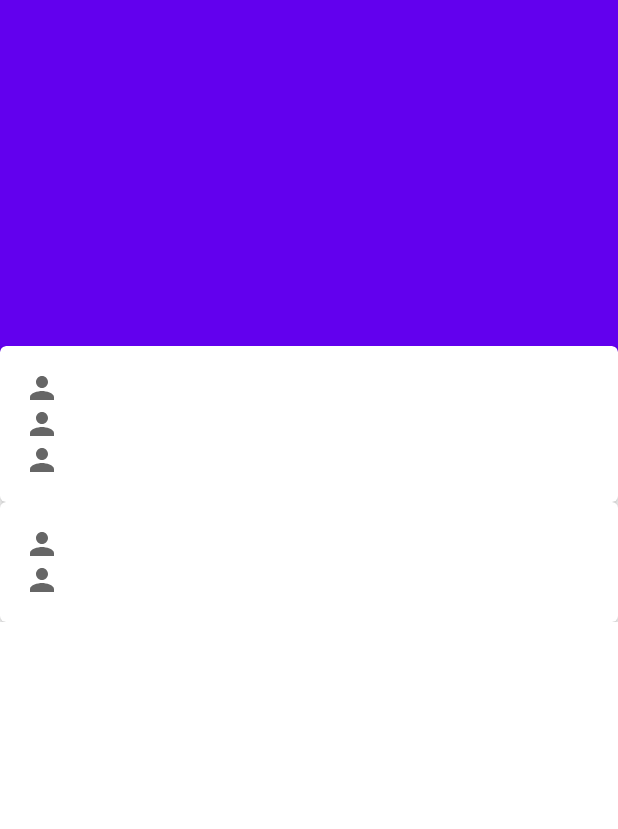
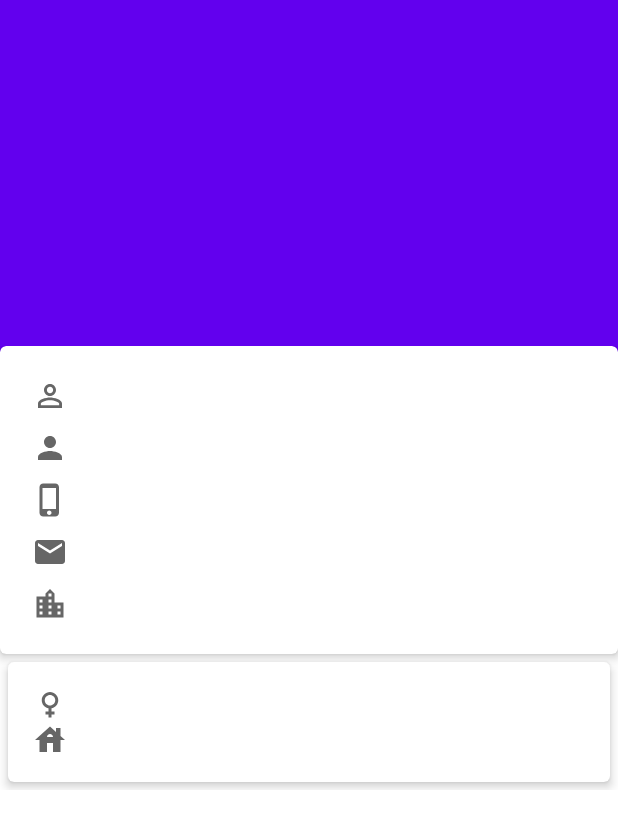
Before and after one commit to rd24dev2496/Task3PeopleMvvm, an Android app: the layout people_detail_activity.xml on its own in the app's theme, with its tools: preview values and no code run, on a phone screen of 412 x 824 dp. Shown: the top 829 px of the screen. Run offline under Robolectric (Android 15) with nearby library versions, the phone set to English and light mode, and no system bars; network calls fail.

Commit message:
All Three Screen Running By using Rxjava,Mvvm,DataBinding

```diff
--- a/app/src/main/java/com/example/task3peoplemvvm/model/People.java
+++ b/app/src/main/java/com/example/task3peoplemvvm/model/People.java
@@ -29,7 +29,17 @@ private Picture picture;
 
 private String fullName;
 
-public String getGender() {
+private  Location city;
+
+        public Location getCity() {
+                return city;
+        }
+
+        public void setCity(Location city) {
+                this.city = city;
+        }
+
+        public String getGender() {
         return gender;
         }
 
--- a/app/src/main/java/com/example/task3peoplemvvm/view/PeopleActivity.java
+++ b/app/src/main/java/com/example/task3peoplemvvm/view/PeopleActivity.java
@@ -29,6 +29,7 @@ public class PeopleActivity extends AppCompatActivity implements Observer {
         binding = DataBindingUtil.setContentView(this, R.layout.people_activity);
         peopleViewModel = new PeopleViewModel(this);
         binding.setMainViewModel(peopleViewModel);
+        peopleViewModel.fetchPeopleList();
     }
     private void setupListPeopleView(RecyclerView recyclerPeople) {
         PeopleAdapter adapter = new PeopleAdapter();
--- a/app/src/main/java/com/example/task3peoplemvvm/view/PeopleDetailActivity.java
+++ b/app/src/main/java/com/example/task3peoplemvvm/view/PeopleDetailActivity.java
@@ -15,7 +15,6 @@ import com.example.task3peoplemvvm.viewmodel.PeopleDetailViewModel;
 
 public class PeopleDetailActivity extends AppCompatActivity {
     private static final String EXTRA_PEOPLE = "EXTRA_PEOPLE";
-
 
     private PeopleDetailActivityBinding binding;
 
--- a/app/src/main/java/com/example/task3peoplemvvm/view/SplashActivity.java
+++ b/app/src/main/java/com/example/task3peoplemvvm/view/SplashActivity.java
@@ -21,6 +21,6 @@ public class SplashActivity extends AppCompatActivity {
                 startActivity(new Intent(SplashActivity.this, PeopleActivity.class));
                 finish();
             }
-        }, 3000);
+        }, 2000);
     }
 }
--- a/app/src/main/java/com/example/task3peoplemvvm/viewmodel/PeopleDetailViewModel.java
+++ b/app/src/main/java/com/example/task3peoplemvvm/viewmodel/PeopleDetailViewModel.java
@@ -2,10 +2,13 @@ package com.example.task3peoplemvvm.viewmodel;
 
 import android.view.View;
 
+import com.example.task3peoplemvvm.model.Location;
 import com.example.task3peoplemvvm.model.People;
 
 public class PeopleDetailViewModel {
     private final People people;
+    Location location;
+
 
     public PeopleDetailViewModel(People people) {
         this.people = people;
@@ -46,5 +49,8 @@ public class PeopleDetailViewModel {
     public String getGender() {
         return people.getGender();
     }
-
+    public  String  getCity()
+    {
+        return people.getLocation().getCity();
+    }
 }
--- a/app/src/main/java/com/example/task3peoplemvvm/viewmodel/PeopleViewModel.java
+++ b/app/src/main/java/com/example/task3peoplemvvm/viewmodel/PeopleViewModel.java
@@ -46,7 +46,7 @@ public class PeopleViewModel extends Observable {
         peopleProgress.set(View.VISIBLE);
     }
 
-    private void fetchPeopleList() {
+    public void fetchPeopleList() {
         PeoplesApplication peoplesApplication=PeoplesApplication.create(context);
         PeopleService peopleService=peoplesApplication.getPeopleService();
 
--- /dev/null
+++ b/app/src/main/res/drawable/ic_baseline_email_24.xml
@@ -0,0 +1,10 @@
+<vector xmlns:android="http://schemas.android.com/apk/res/android"
+    android:width="24dp"
+    android:height="24dp"
+    android:viewportWidth="24"
+    android:viewportHeight="24"
+    android:tint="?attr/colorControlNormal">
+  <path
+      android:fillColor="@android:color/white"
+      android:pathData="M20,4L4,4c-1.1,0 -1.99,0.9 -1.99,2L2,18c0,1.1 0.9,2 2,2h16c1.1,0 2,-0.9 2,-2L22,6c0,-1.1 -0.9,-2 -2,-2zM20,8l-8,5 -8,-5L4,6l8,5 8,-5v2z"/>
+</vector>
--- /dev/null
+++ b/app/src/main/res/drawable/ic_baseline_female_24.xml
@@ -0,0 +1,10 @@
+<vector xmlns:android="http://schemas.android.com/apk/res/android"
+    android:width="24dp"
+    android:height="24dp"
+    android:viewportWidth="24"
+    android:viewportHeight="24"
+    android:tint="?attr/colorControlNormal">
+  <path
+      android:fillColor="@android:color/white"
+      android:pathData="M17.5,9.5C17.5,6.46 15.04,4 12,4S6.5,6.46 6.5,9.5c0,2.7 1.94,4.93 4.5,5.4V17H9v2h2v2h2v-2h2v-2h-2v-2.1C15.56,14.43 17.5,12.2 17.5,9.5zM8.5,9.5C8.5,7.57 10.07,6 12,6s3.5,1.57 3.5,3.5S13.93,13 12,13S8.5,11.43 8.5,9.5z"/>
+</vector>
--- /dev/null
+++ b/app/src/main/res/drawable/ic_baseline_house_24.xml
@@ -0,0 +1,10 @@
+<vector xmlns:android="http://schemas.android.com/apk/res/android"
+    android:width="24dp"
+    android:height="24dp"
+    android:viewportWidth="24"
+    android:viewportHeight="24"
+    android:tint="?attr/colorControlNormal">
+  <path
+      android:fillColor="@android:color/white"
+      android:pathData="M19,9.3V4h-3v2.6L12,3L2,12h3v8h5v-6h4v6h5v-8h3L19,9.3zM10,10c0,-1.1 0.9,-2 2,-2s2,0.9 2,2H10z"/>
+</vector>
--- /dev/null
+++ b/app/src/main/res/drawable/ic_baseline_location_city_24.xml
@@ -0,0 +1,10 @@
+<vector xmlns:android="http://schemas.android.com/apk/res/android"
+    android:width="24dp"
+    android:height="24dp"
+    android:viewportWidth="24"
+    android:viewportHeight="24"
+    android:tint="?attr/colorControlNormal">
+  <path
+      android:fillColor="@android:color/white"
+      android:pathData="M15,11L15,5l-3,-3 -3,3v2L3,7v14h18L21,11h-6zM7,19L5,19v-2h2v2zM7,15L5,15v-2h2v2zM7,11L5,11L5,9h2v2zM13,19h-2v-2h2v2zM13,15h-2v-2h2v2zM13,11h-2L11,9h2v2zM13,7h-2L11,5h2v2zM19,19h-2v-2h2v2zM19,15h-2v-2h2v2z"/>
+</vector>
--- /dev/null
+++ b/app/src/main/res/drawable/ic_baseline_person_outline_24.xml
@@ -0,0 +1,10 @@
+<vector xmlns:android="http://schemas.android.com/apk/res/android"
+    android:width="24dp"
+    android:height="24dp"
+    android:viewportWidth="24"
+    android:viewportHeight="24"
+    android:tint="?attr/colorControlNormal">
+  <path
+      android:fillColor="@android:color/white"
+      android:pathData="M12,5.9c1.16,0 2.1,0.94 2.1,2.1s-0.94,2.1 -2.1,2.1S9.9,9.16 9.9,8s0.94,-2.1 2.1,-2.1m0,9c2.97,0 6.1,1.46 6.1,2.1v1.1L5.9,18.1L5.9,17c0,-0.64 3.13,-2.1 6.1,-2.1M12,4C9.79,4 8,5.79 8,8s1.79,4 4,4 4,-1.79 4,-4 -1.79,-4 -4,-4zM12,13c-2.67,0 -8,1.34 -8,4v3h16v-3c0,-2.66 -5.33,-4 -8,-4z"/>
+</vector>
--- /dev/null
+++ b/app/src/main/res/drawable/ic_baseline_phone_iphone_24.xml
@@ -0,0 +1,10 @@
+<vector xmlns:android="http://schemas.android.com/apk/res/android"
+    android:width="24dp"
+    android:height="24dp"
+    android:viewportWidth="24"
+    android:viewportHeight="24"
+    android:tint="?attr/colorControlNormal">
+  <path
+      android:fillColor="@android:color/white"
+      android:pathData="M15.5,1h-8C6.12,1 5,2.12 5,3.5v17C5,21.88 6.12,23 7.5,23h8c1.38,0 2.5,-1.12 2.5,-2.5v-17C18,2.12 16.88,1 15.5,1zM11.5,22c-0.83,0 -1.5,-0.67 -1.5,-1.5s0.67,-1.5 1.5,-1.5 1.5,0.67 1.5,1.5 -0.67,1.5 -1.5,1.5zM16,18L7,18L7,4h9v14z"/>
+</vector>
--- a/app/src/main/res/layout/item_people.xml
+++ b/app/src/main/res/layout/item_people.xml
@@ -1,7 +1,6 @@
 <layout xmlns:android="http://schemas.android.com/apk/res/android"
     xmlns:tools="http://schemas.android.com/tools"
     xmlns:app="http://schemas.android.com/apk/res-auto">
-
     <data>
         <variable
             name="peopleViewModel"
@@ -12,7 +11,7 @@
         android:layout_width="match_parent"
         android:layout_height="wrap_content"
         android:layout_margin="10dp"
-        android:background="@color/teal_200"
+        android:background="@color/grey"
         android:id="@+id/item_people"
         android:onClick="@{peopleViewModel::onItemClick}">
 
--- a/app/src/main/res/layout/people_activity.xml
+++ b/app/src/main/res/layout/people_activity.xml
@@ -9,6 +9,7 @@
     </data>
     <androidx.coordinatorlayout.widget.CoordinatorLayout
         android:layout_width="match_parent"
+        android:onClick="@{mainViewModel::onClickFabLoad}"
         android:layout_height="match_parent">
 
 
@@ -38,23 +39,24 @@
                 android:id="@+id/recycler_people"
                 android:layout_width="match_parent"
                 android:layout_height="match_parent"
+                android:padding="5dp"
                 android:clipToPadding="false"
                 android:scrollbars="vertical"
                 app:layoutManager="androidx.recyclerview.widget.LinearLayoutManager"
                 app:layout_behavior="@string/appbar_scrolling_view_behavior"
                 app:visibility="@{mainViewModel.peopleRecycler}"
                 tools:listitem="@layout/item_people"/>
-
-
         </LinearLayout>
-
-        <com.google.android.material.floatingactionbutton.FloatingActionButton
-            android:id="@+id/fab"
+<!--
+        <Button
+            android:id="@+id/btn_OnClick"
+            android:layout_margin="15dp"
             android:layout_width="wrap_content"
             android:layout_height="wrap_content"
             android:layout_gravity="bottom|end"
+            android:text="Fetch Data"
             android:onClick="@{mainViewModel::onClickFabLoad}"
-            android:src="@drawable/ic_baseline_add_24"/>
+            android:src="@drawable/ic_baseline_add_24"/>-->
 
     </androidx.coordinatorlayout.widget.CoordinatorLayout>
 
--- a/app/src/main/res/layout/people_detail_activity.xml
+++ b/app/src/main/res/layout/people_detail_activity.xml
@@ -73,11 +73,33 @@
                         android:layout_width="match_parent"
                         android:layout_height="wrap_content"
                         android:orientation="vertical">
+                        <RelativeLayout
+                            android:layout_width="match_parent"
+                            android:layout_height="wrap_content"
+                            android:layout_margin="5dp">
+
+                            <ImageView
+                                android:id="@+id/image_name"
+                                android:layout_width="wrap_content"
+                                android:layout_height="wrap_content"
+                                android:src="@drawable/ic_baseline_person_outline_24" />
+
+                            <TextView
+                                android:layout_width="wrap_content"
+                                android:layout_height="wrap_content"
+                                android:layout_centerVertical="true"
+                                android:layout_marginStart="14dp"
+                                android:layout_toEndOf="@+id/image_name"
+                                android:text="@{peopleDetailViewModel.fullUserName}" />
+
+
+                        </RelativeLayout>
 
 
                         <RelativeLayout
                             android:layout_width="match_parent"
-                            android:layout_height="wrap_content">
+                            android:layout_height="wrap_content"
+                            android:layout_margin="5dp">
 
                             <ImageView
                                 android:id="@+id/image_user"
@@ -98,13 +120,14 @@
 
                         <RelativeLayout
                             android:layout_width="match_parent"
-                            android:layout_height="wrap_content">
+                            android:layout_height="wrap_content"
+                            android:layout_margin="5dp">
 
                             <ImageView
                                 android:id="@+id/image_phone"
                                 android:layout_width="wrap_content"
                                 android:layout_height="wrap_content"
-                                android:src="@drawable/ic_person_24" />
+                                android:src="@drawable/ic_baseline_phone_iphone_24" />
 
                             <TextView
                                 android:layout_width="wrap_content"
@@ -119,13 +142,14 @@
 
                         <RelativeLayout
                             android:layout_width="match_parent"
-                            android:layout_height="wrap_content">
+                            android:layout_height="wrap_content"
+                            android:layout_margin="5dp">
 
                             <ImageView
                                 android:id="@+id/image_mail"
                                 android:layout_width="wrap_content"
                                 android:layout_height="wrap_content"
-                                android:src="@drawable/ic_person_24" />
+                                android:src="@drawable/ic_baseline_email_24" />
 
                             <TextView
                                 android:layout_width="wrap_content"
@@ -139,12 +163,35 @@
 
                         </RelativeLayout>
 
+                        <RelativeLayout
+                            android:layout_width="match_parent"
+                            android:layout_height="wrap_content"
+                            android:layout_margin="5dp">
+
+                            <ImageView
+                                android:id="@+id/image_city"
+                                android:layout_width="wrap_content"
+                                android:layout_height="wrap_content"
+                                android:src="@drawable/ic_baseline_location_city_24" />
+
+                            <TextView
+                                android:layout_width="wrap_content"
+                                android:layout_height="wrap_content"
+                                android:layout_centerVertical="true"
+                                android:layout_marginStart="14dp"
+                                android:layout_toEndOf="@+id/image_city"
+                                android:text="@{peopleDetailViewModel.city}" />
+
+
+                        </RelativeLayout>
+
 
                     </LinearLayout>
                 </androidx.cardview.widget.CardView>
 
 
                 <androidx.cardview.widget.CardView
+                    android:layout_margin="5dp"
                     android:layout_width="match_parent"
                     android:layout_height="wrap_content"
                     app:cardBackgroundColor="@android:color/white"
@@ -168,7 +215,7 @@
                                 android:id="@+id/image_home"
                                 android:layout_width="wrap_content"
                                 android:layout_height="wrap_content"
-                                android:src="@drawable/ic_person_24" />
+                                android:src="@drawable/ic_baseline_female_24" />
 
                             <TextView
                                 android:layout_width="wrap_content"
@@ -189,7 +236,7 @@
                                 android:id="@+id/image_gender"
                                 android:layout_width="wrap_content"
                                 android:layout_height="wrap_content"
-                                android:src="@drawable/ic_person_24" />
+                                android:src="@drawable/ic_baseline_house_24" />
 
                             <TextView
                                 android:layout_width="wrap_content"
@@ -201,6 +248,8 @@
 
 
                         </RelativeLayout>
+
+
 
                     </LinearLayout>
                 </androidx.cardview.widget.CardView>
--- a/app/src/main/res/values/colors.xml
+++ b/app/src/main/res/values/colors.xml
@@ -7,4 +7,5 @@
     <color name="teal_700">#FF018786</color>
     <color name="black">#FF000000</color>
     <color name="white">#FFFFFFFF</color>
+    <color name="grey">#D3D3D3</color>
 </resources>
```
Also changed, not shown: 1 other file.
